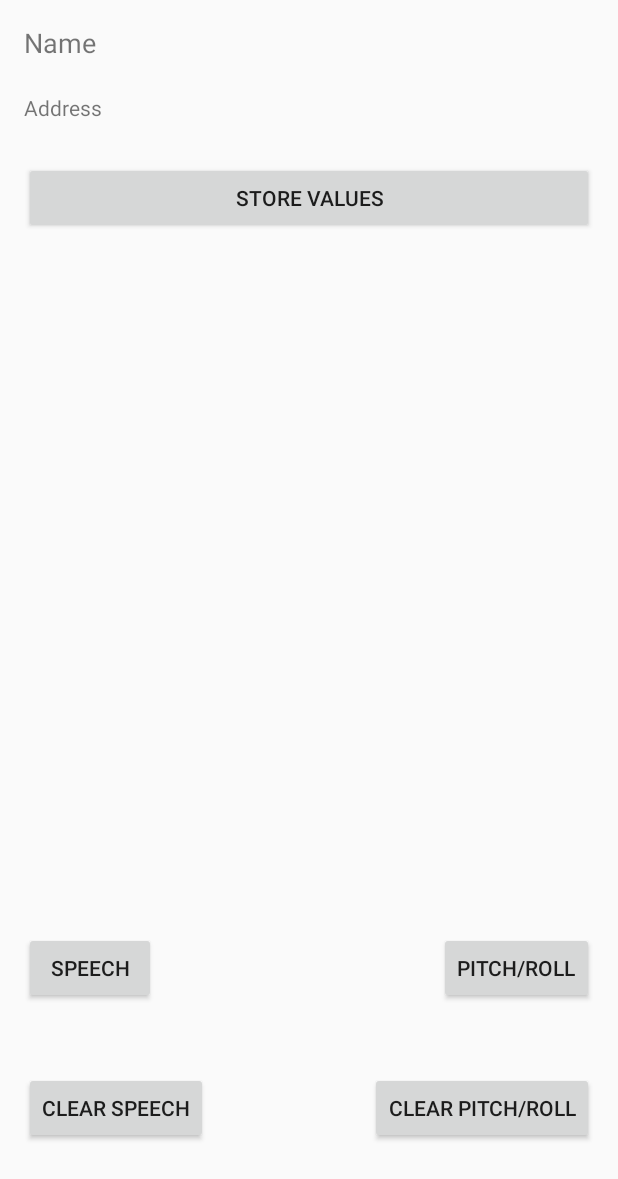
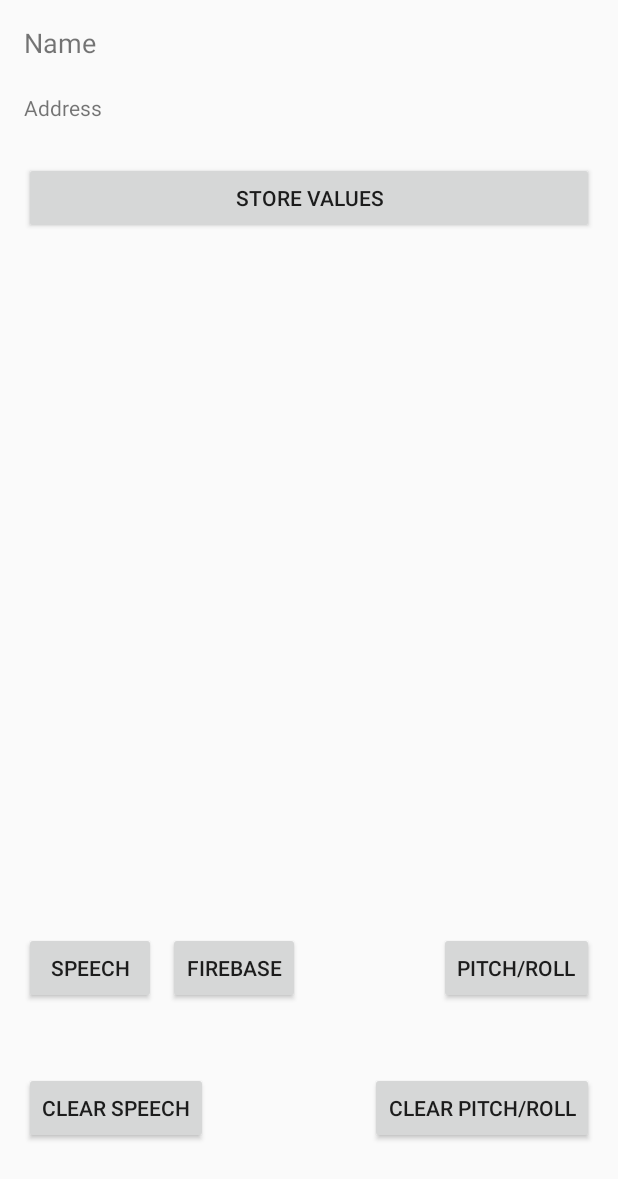
Before and after one commit to drfbella/ecse-426-final-project, an Android app: the layout activity_btle_services.xml on its own in the app's theme, with its tools: preview values and no code run, on a phone screen of 412 x 824 dp. Shown: the top 1179 px of the screen. Run offline under Robolectric (Android 15) with nearby library versions, the phone set to English and light mode, and no system bars; network calls fail.

Commit message:
Added simple firebase button for speech.

```diff
--- a/android/ecse-426-final-project/app/src/main/res/layout/activity_btle_services.xml
+++ b/android/ecse-426-final-project/app/src/main/res/layout/activity_btle_services.xml
@@ -65,11 +65,20 @@
                 app:layout_constraintStart_toStartOf="parent" />
 
             <Button
+                android:id="@+id/button_speech_firebase"
+                android:layout_width="wrap_content"
+                android:layout_height="wrap_content"
+                android:layout_marginStart="8dp"
+                android:text="@string/firebase"
+                app:layout_constraintStart_toEndOf="@+id/button_speech" />
+
+            <Button
                 android:id="@+id/button_pitch_roll"
                 android:layout_width="wrap_content"
                 android:layout_height="wrap_content"
                 android:text="@string/pitch_roll"
                 app:layout_constraintEnd_toEndOf="parent" />
+
         </android.support.constraint.ConstraintLayout>
 
         <android.support.constraint.ConstraintLayout
--- a/android/ecse-426-final-project/app/src/main/res/values/strings.xml
+++ b/android/ecse-426-final-project/app/src/main/res/values/strings.xml
@@ -23,4 +23,5 @@
     <string name="pitch_roll">Pitch/Roll</string>
     <string name="speech_button">Speech</string>
     <string name="transcription_error">[Unable to transcribe number.]</string>
+    <string name="firebase">Firebase</string>
 </resources>
```
